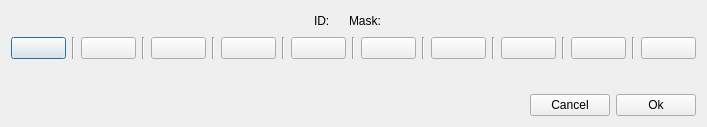
Before: the Qt Designer form qt4Designer_ui_files/bitSelectionDialogUi.ui in cibr-jyu/meggie, drawn with Qt 5.
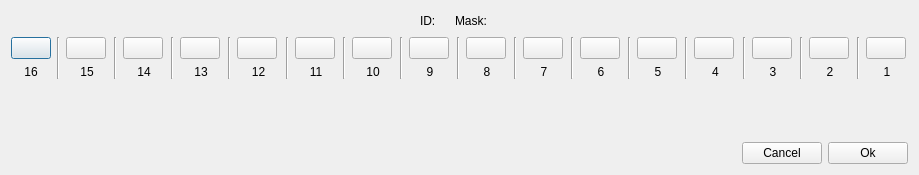
After: the same form once the commit is applied.

Commit message: Add more buttons to bit selection dialog and add some labels

```diff
--- a/qt4Designer_ui_files/bitSelectionDialogUi.ui
+++ b/qt4Designer_ui_files/bitSelectionDialogUi.ui
@@ -6,8 +6,8 @@
    <rect>
     <x>0</x>
     <y>0</y>
-    <width>707</width>
-    <height>127</height>
+    <width>919</width>
+    <height>175</height>
    </rect>
   </property>
   <property name="windowTitle">
@@ -80,11 +80,37 @@
      <item>
       <layout class="QHBoxLayout" name="horizontalLayout">
        <item>
-        <widget class="QPushButton" name="pushButton10">
-         <property name="text">
-          <string/>
-         </property>
-        </widget>
+        <layout class="QVBoxLayout" name="verticalLayout16">
+         <item>
+          <widget class="QPushButton" name="pushButton16">
+           <property name="maximumSize">
+            <size>
+             <width>40</width>
+             <height>16777215</height>
+            </size>
+           </property>
+           <property name="text">
+            <string/>
+           </property>
+          </widget>
+         </item>
+         <item>
+          <widget class="QLabel" name="bitLabel16">
+           <property name="maximumSize">
+            <size>
+             <width>40</width>
+             <height>16777215</height>
+            </size>
+           </property>
+           <property name="text">
+            <string>16</string>
+           </property>
+           <property name="alignment">
+            <set>Qt::AlignCenter</set>
+           </property>
+          </widget>
+         </item>
+        </layout>
        </item>
        <item>
         <widget class="Line" name="line">
@@ -94,11 +120,37 @@
         </widget>
        </item>
        <item>
-        <widget class="QPushButton" name="pushButton9">
-         <property name="text">
-          <string/>
-         </property>
-        </widget>
+        <layout class="QVBoxLayout" name="verticalLayout15">
+         <item>
+          <widget class="QPushButton" name="pushButton15">
+           <property name="minimumSize">
+            <size>
+             <width>0</width>
+             <height>0</height>
+            </size>
+           </property>
+           <property name="maximumSize">
+            <size>
+             <width>40</width>
+             <height>16777215</height>
+            </size>
+           </property>
+           <property name="text">
+            <string/>
+           </property>
+          </widget>
+         </item>
+         <item>
+          <widget class="QLabel" name="bitLabel15">
+           <property name="text">
+            <string>15</string>
+           </property>
+           <property name="alignment">
+            <set>Qt::AlignCenter</set>
+           </property>
+          </widget>
+         </item>
+        </layout>
        </item>
        <item>
         <widget class="Line" name="line_2">
@@ -108,11 +160,31 @@
         </widget>
        </item>
        <item>
-        <widget class="QPushButton" name="pushButton8">
-         <property name="text">
-          <string/>
-         </property>
-        </widget>
+        <layout class="QVBoxLayout" name="verticalLayout14">
+         <item>
+          <widget class="QPushButton" name="pushButton14">
+           <property name="maximumSize">
+            <size>
+             <width>40</width>
+             <height>16777215</height>
+            </size>
+           </property>
+           <property name="text">
+            <string/>
+           </property>
+          </widget>
+         </item>
+         <item>
+          <widget class="QLabel" name="bitLabel14">
+           <property name="text">
+            <string>14</string>
+           </property>
+           <property name="alignment">
+            <set>Qt::AlignCenter</set>
+           </property>
+          </widget>
+         </item>
+        </layout>
        </item>
        <item>
         <widget class="Line" name="line_3">
@@ -122,11 +194,31 @@
         </widget>
        </item>
        <item>
-        <widget class="QPushButton" name="pushButton7">
-         <property name="text">
-          <string/>
-         </property>
-        </widget>
+        <layout class="QVBoxLayout" name="verticalLayout13">
+         <item>
+          <widget class="QPushButton" name="pushButton13">
+           <property name="maximumSize">
+            <size>
+             <width>40</width>
+             <height>16777215</height>
+            </size>
+           </property>
+           <property name="text">
+            <string/>
+           </property>
+          </widget>
+         </item>
+         <item>
+          <widget class="QLabel" name="bitLabel13">
+           <property name="text">
+            <string>13</string>
+           </property>
+           <property name="alignment">
+            <set>Qt::AlignCenter</set>
+           </property>
+          </widget>
+         </item>
+        </layout>
        </item>
        <item>
         <widget class="Line" name="line_4">
@@ -136,82 +228,406 @@
         </widget>
        </item>
        <item>
-        <widget class="QPushButton" name="pushButton6">
-         <property name="text">
-          <string/>
+        <layout class="QVBoxLayout" name="verticalLayout12">
+         <item>
+          <widget class="QPushButton" name="pushButton12">
+           <property name="maximumSize">
+            <size>
+             <width>40</width>
+             <height>16777215</height>
+            </size>
+           </property>
+           <property name="text">
+            <string/>
+           </property>
+          </widget>
+         </item>
+         <item>
+          <widget class="QLabel" name="bitLabel12">
+           <property name="text">
+            <string>12</string>
+           </property>
+           <property name="alignment">
+            <set>Qt::AlignCenter</set>
+           </property>
+          </widget>
+         </item>
+        </layout>
+       </item>
+       <item>
+        <widget class="Line" name="line12">
+         <property name="orientation">
+          <enum>Qt::Vertical</enum>
          </property>
         </widget>
        </item>
        <item>
-        <widget class="Line" name="line_5">
+        <layout class="QVBoxLayout" name="verticalLayout11">
+         <item>
+          <widget class="QPushButton" name="pushButton11">
+           <property name="maximumSize">
+            <size>
+             <width>40</width>
+             <height>16777215</height>
+            </size>
+           </property>
+           <property name="text">
+            <string/>
+           </property>
+          </widget>
+         </item>
+         <item>
+          <widget class="QLabel" name="bitLabel11">
+           <property name="text">
+            <string>11</string>
+           </property>
+           <property name="alignment">
+            <set>Qt::AlignCenter</set>
+           </property>
+          </widget>
+         </item>
+        </layout>
+       </item>
+       <item>
+        <widget class="Line" name="line11">
          <property name="orientation">
           <enum>Qt::Vertical</enum>
          </property>
         </widget>
        </item>
        <item>
-        <widget class="QPushButton" name="pushButton5">
-         <property name="text">
-          <string/>
+        <layout class="QVBoxLayout" name="verticalLayout10">
+         <item>
+          <widget class="QPushButton" name="pushButton10">
+           <property name="maximumSize">
+            <size>
+             <width>40</width>
+             <height>16777215</height>
+            </size>
+           </property>
+           <property name="text">
+            <string/>
+           </property>
+          </widget>
+         </item>
+         <item>
+          <widget class="QLabel" name="bitLabel10">
+           <property name="text">
+            <string>10</string>
+           </property>
+           <property name="alignment">
+            <set>Qt::AlignCenter</set>
+           </property>
+          </widget>
+         </item>
+        </layout>
+       </item>
+       <item>
+        <widget class="Line" name="line10">
+         <property name="orientation">
+          <enum>Qt::Vertical</enum>
          </property>
         </widget>
        </item>
        <item>
-        <widget class="Line" name="line_6">
+        <layout class="QVBoxLayout" name="verticalLayout9">
+         <item>
+          <widget class="QPushButton" name="pushButton9">
+           <property name="maximumSize">
+            <size>
+             <width>40</width>
+             <height>16777215</height>
+            </size>
+           </property>
+           <property name="text">
+            <string/>
+           </property>
+          </widget>
+         </item>
+         <item>
+          <widget class="QLabel" name="bitLabel9">
+           <property name="text">
+            <string>9</string>
+           </property>
+           <property name="alignment">
+            <set>Qt::AlignCenter</set>
+           </property>
+          </widget>
+         </item>
+        </layout>
+       </item>
+       <item>
+        <widget class="Line" name="line9">
          <property name="orientation">
           <enum>Qt::Vertical</enum>
          </property>
         </widget>
        </item>
        <item>
-        <widget class="QPushButton" name="pushButton4">
-         <property name="text">
-          <string/>
+        <layout class="QVBoxLayout" name="verticalLayout8">
+         <item>
+          <widget class="QPushButton" name="pushButton8">
+           <property name="maximumSize">
+            <size>
+             <width>40</width>
+             <height>16777215</height>
+            </size>
+           </property>
+           <property name="text">
+            <string/>
+           </property>
+          </widget>
+         </item>
+         <item>
+          <widget class="QLabel" name="bitLabel8">
+           <property name="text">
+            <string>8</string>
+           </property>
+           <property name="alignment">
+            <set>Qt::AlignCenter</set>
+           </property>
+          </widget>
+         </item>
+        </layout>
+       </item>
+       <item>
+        <widget class="Line" name="line8">
+         <property name="orientation">
+          <enum>Qt::Vertical</enum>
          </property>
         </widget>
        </item>
        <item>
-        <widget class="Line" name="line_7">
+        <layout class="QVBoxLayout" name="verticalLayout7">
+         <item>
+          <widget class="QPushButton" name="pushButton7">
+           <property name="maximumSize">
+            <size>
+             <width>40</width>
+             <height>16777215</height>
+            </size>
+           </property>
+           <property name="text">
+            <string/>
+           </property>
+          </widget>
+         </item>
+         <item>
+          <widget class="QLabel" name="bitLabel7">
+           <property name="text">
+            <string>7</string>
+           </property>
+           <property name="alignment">
+            <set>Qt::AlignCenter</set>
+           </property>
+          </widget>
+         </item>
+        </layout>
+       </item>
+       <item>
+        <widget class="Line" name="line7">
          <property name="orientation">
           <enum>Qt::Vertical</enum>
          </property>
         </widget>
        </item>
        <item>
-        <widget class="QPushButton" name="pushButton3">
-         <property name="text">
-          <string/>
+        <layout class="QVBoxLayout" name="verticalLayout6">
+         <item>
+          <widget class="QPushButton" name="pushButton6">
+           <property name="maximumSize">
+            <size>
+             <width>40</width>
+             <height>16777215</height>
+            </size>
+           </property>
+           <property name="text">
+            <string/>
+           </property>
+          </widget>
+         </item>
+         <item>
+          <widget class="QLabel" name="bitLabel6">
+           <property name="text">
+            <string>6</string>
+           </property>
+           <property name="alignment">
+            <set>Qt::AlignCenter</set>
+           </property>
+          </widget>
+         </item>
+        </layout>
+       </item>
+       <item>
+        <widget class="Line" name="line6">
+         <property name="orientation">
+          <enum>Qt::Vertical</enum>
          </property>
         </widget>
        </item>
        <item>
-        <widget class="Line" name="line_8">
+        <layout class="QVBoxLayout" name="verticalLayout5">
+         <item>
+          <widget class="QPushButton" name="pushButton5">
+           <property name="maximumSize">
+            <size>
+             <width>40</width>
+             <height>16777215</height>
+            </size>
+           </property>
+           <property name="text">
+            <string/>
+           </property>
+          </widget>
+         </item>
+         <item>
+          <widget class="QLabel" name="bitLabel5">
+           <property name="text">
+            <string>5</string>
+           </property>
+           <property name="alignment">
+            <set>Qt::AlignCenter</set>
+           </property>
+          </widget>
+         </item>
+        </layout>
+       </item>
+       <item>
+        <widget class="Line" name="line5">
          <property name="orientation">
           <enum>Qt::Vertical</enum>
          </property>
         </widget>
        </item>
        <item>
-        <widget class="QPushButton" name="pushButton2">
-         <property name="text">
-          <string/>
+        <layout class="QVBoxLayout" name="verticalLayout4">
+         <item>
+          <widget class="QPushButton" name="pushButton4">
+           <property name="maximumSize">
+            <size>
+             <width>40</width>
+             <height>16777215</height>
+            </size>
+           </property>
+           <property name="text">
+            <string/>
+           </property>
+          </widget>
+         </item>
+         <item>
+          <widget class="QLabel" name="bitLabel4">
+           <property name="text">
+            <string>4</string>
+           </property>
+           <property name="alignment">
+            <set>Qt::AlignCenter</set>
+           </property>
+          </widget>
+         </item>
+        </layout>
+       </item>
+       <item>
+        <widget class="Line" name="line4">
+         <property name="orientation">
+          <enum>Qt::Vertical</enum>
          </property>
         </widget>
        </item>
        <item>
-        <widget class="Line" name="line_9">
+        <layout class="QVBoxLayout" name="verticalLayout3">
+         <item>
+          <widget class="QPushButton" name="pushButton3">
+           <property name="maximumSize">
+            <size>
+             <width>40</width>
+             <height>16777215</height>
+            </size>
+           </property>
+           <property name="text">
+            <string/>
+           </property>
+          </widget>
+         </item>
+         <item>
+          <widget class="QLabel" name="bitLabel3">
+           <property name="text">
+            <string>3</string>
+           </property>
+           <property name="alignment">
+            <set>Qt::AlignCenter</set>
+           </property>
+          </widget>
+         </item>
+        </layout>
+       </item>
+       <item>
+        <widget class="Line" name="line3">
          <property name="orientation">
           <enum>Qt::Vertical</enum>
          </property>
         </widget>
        </item>
        <item>
-        <widget class="QPushButton" name="pushButton1">
-         <property name="text">
-          <string/>
+        <layout class="QVBoxLayout" name="verticalLayout2">
+         <item>
+          <widget class="QPushButton" name="pushButton2">
+           <property name="maximumSize">
+            <size>
+             <width>40</width>
+             <height>16777215</height>
+            </size>
+           </property>
+           <property name="text">
+            <string/>
+           </property>
+          </widget>
+         </item>
+         <item>
+          <widget class="QLabel" name="bitLabel2">
+           <property name="text">
+            <string>2</string>
+           </property>
+           <property name="alignment">
+            <set>Qt::AlignCenter</set>
+           </property>
+          </widget>
+         </item>
+        </layout>
+       </item>
+       <item>
+        <widget class="Line" name="line2">
+         <property name="orientation">
+          <enum>Qt::Vertical</enum>
          </property>
         </widget>
        </item>
+       <item>
+        <layout class="QVBoxLayout" name="verticalLayout1">
+         <item>
+          <widget class="QPushButton" name="pushButton1">
+           <property name="maximumSize">
+            <size>
+             <width>40</width>
+             <height>16777215</height>
+            </size>
+           </property>
+           <property name="text">
+            <string/>
+           </property>
+          </widget>
+         </item>
+         <item>
+          <widget class="QLabel" name="bitLabel1">
+           <property name="text">
+            <string>1</string>
+           </property>
+           <property name="alignment">
+            <set>Qt::AlignCenter</set>
+           </property>
+          </widget>
+         </item>
+        </layout>
+       </item>
       </layout>
      </item>
      <item>
```
Left out of the diff: 8 changed lines with no effect on the pictures. The commit also changes 3 other files.
